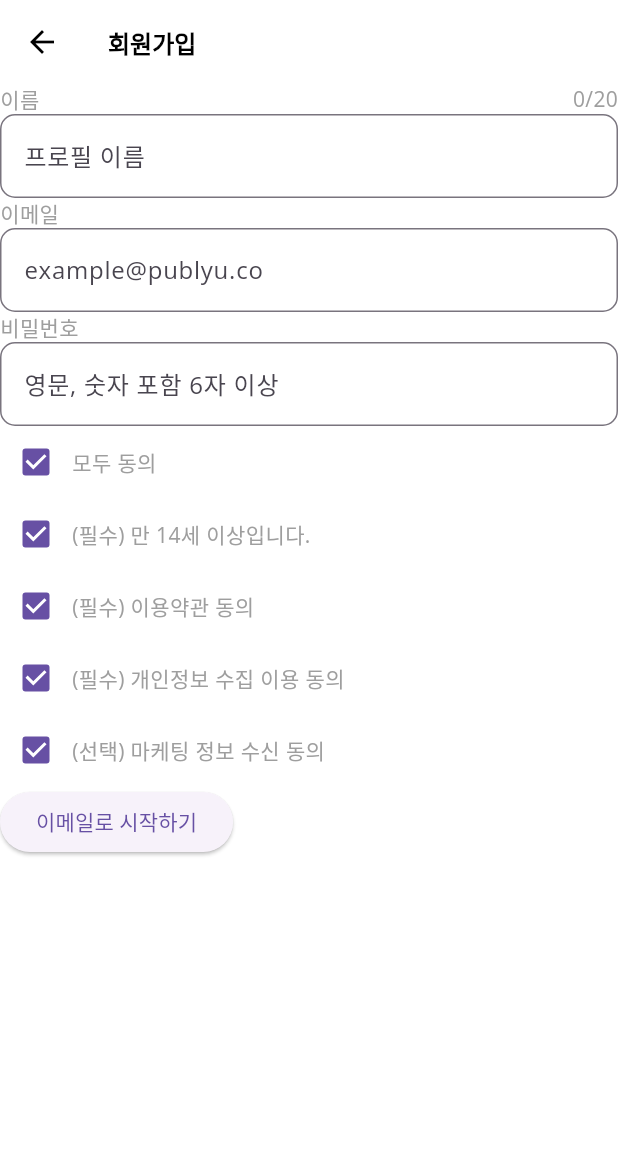
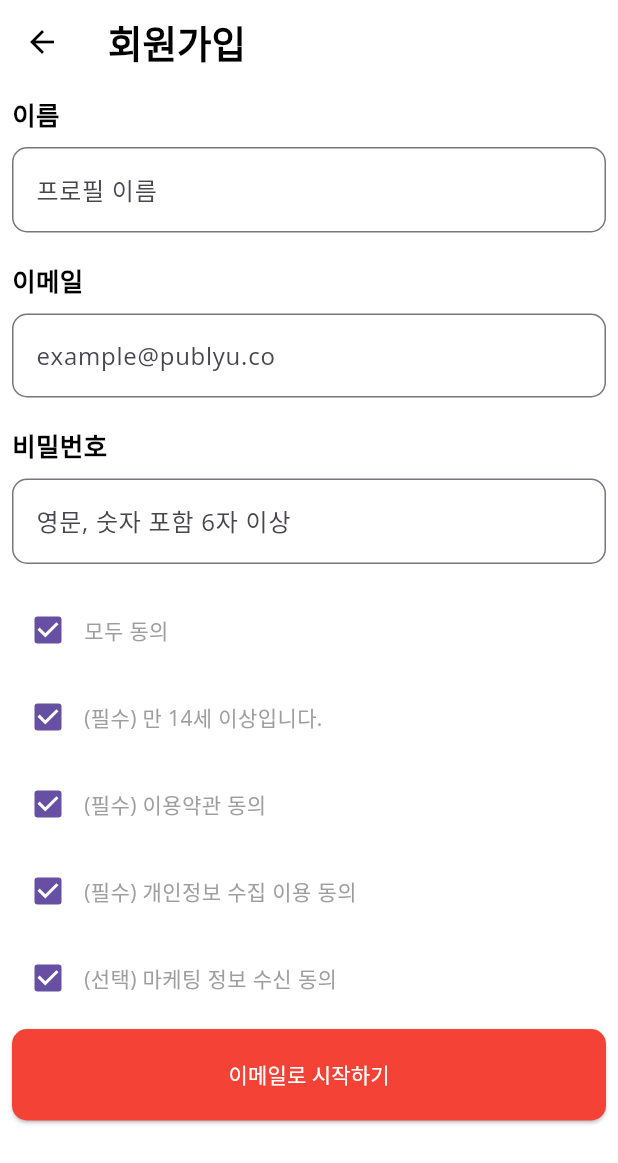
Before and after one commit to Kongjiyoung/dev-community-flutter, a Flutter app: the JoinPage screen opened by its route, on a phone screen of 412 x 824 dp. Shown: the top 1163 px of the screen. Run offline on Flutter 3.47's test engine with Material 3 defaults, Android fonts, the phone set to English and light mode, and no system bars; our stand-ins replace dio, flutter_secure_storage, google_fonts; accounts and stored records are empty.

Commit message:
스타일 추가 및 커스텀 위젯, 회원가입 페이지 스타일 수정

```diff
--- /dev/null
+++ b/lib/_core/constants/custom-widgets.dart
@@ -0,0 +1,33 @@
+import 'package:dev_community/_core/constants/style.dart';
+import 'package:flutter/material.dart';
+
+BorderRadius circularBorder() {
+  return BorderRadius.circular(10);
+}
+
+TextStyle inputTitleStyle(
+    {double? size = 17, Color? fontColor = Colors.black}) {
+  return TextStyle(
+    color: fontColor,
+    fontWeight: FontWeight.w900,
+    fontSize: size,
+  );
+}
+
+InputDecoration authInputDeco({String? hintText}) {
+  return InputDecoration(
+    border: OutlineInputBorder(borderRadius: BorderRadius.circular(10)),
+    hintText: hintText,
+  );
+}
+
+ButtonStyle authBtnStyle({Color? color = btnColor}) {
+  return ElevatedButton.styleFrom(
+    backgroundColor: color, // 배경색 설정
+    shape: RoundedRectangleBorder(
+      borderRadius: BorderRadius.circular(10.0), // 둥근 모서리 설정
+    ),
+    padding: const EdgeInsets.symmetric(
+        horizontal: 50.0, vertical: 20.0), // 버튼 패딩 설정
+  );
+}
--- a/lib/_core/constants/move.dart
+++ b/lib/_core/constants/move.dart
@@ -4,7 +4,7 @@ import 'package:dev_community/pages/auth/welcome_page.dart';
 import 'package:dev_community/pages/home/home_page.dart';
 import 'package:dev_community/pages/my/my_page.dart';
 import 'package:dev_community/pages/qna/qna_page.dart';
-import 'package:flutter/cupertino.dart';
+import 'package:flutter/material.dart';
 
 class Move {
   static String welcomePage = "/welcome";
--- /dev/null
+++ b/lib/_core/constants/style.dart
@@ -0,0 +1,3 @@
+import 'package:flutter/material.dart';
+
+const btnColor = Colors.red;
--- a/lib/main.dart
+++ b/lib/main.dart
@@ -1,5 +1,5 @@
 import 'package:dev_community/_core/constants/move.dart';
-import 'package:dev_community/pages/auth/welcome_page.dart';
+import 'package:dev_community/pages/auth/join.dart';
 import 'package:dev_community/theme.dart';
 import 'package:flutter/material.dart';
 
@@ -15,7 +15,7 @@
     return MaterialApp(
       debugShowCheckedModeBanner: false,
       theme: theme(),
-      home: const WelcomePage(),
+      home: const JoinPage(),
       routes: getRouters(),
     );
   }
--- a/lib/pages/auth/join.dart
+++ b/lib/pages/auth/join.dart
@@ -1,3 +1,4 @@
+import 'package:dev_community/_core/constants/custom-widgets.dart';
 import 'package:flutter/material.dart';
 
 class JoinPage extends StatelessWidget {
@@ -6,34 +7,41 @@ class JoinPage extends StatelessWidget {
   @override
   Widget build(BuildContext context) {
     return Scaffold(
-      appBar: AppBar(title: Text("회원가입")),
-      body: Column(
+      appBar: AppBar(
+        title: Text("회원가입", style: inputTitleStyle(size: 25)),
+      ),
+      body: Padding(
+        padding: const EdgeInsets.all(8.0),
+        child: Column(
           crossAxisAlignment: CrossAxisAlignment.start,
           children: [
-          Row(
-            mainAxisAlignment: MainAxisAlignment.spaceBetween,
-            children: [Text("이름"), Text("0/20")],
+            Text(
+              "이름",
+              style: inputTitleStyle(),
             ),
+            const SizedBox(height: 10),
             TextFormField(
-            decoration: InputDecoration(
-                label: Text("프로필 이름"),
-                border: OutlineInputBorder(
-                    borderRadius: BorderRadius.circular(10))),
+              decoration: authInputDeco(hintText: "프로필 이름"),
             ),
-          Text("이메일"),
+            const SizedBox(height: 20),
+            Text(
+              "이메일",
+              style: inputTitleStyle(),
+            ),
+            const SizedBox(height: 10),
             TextFormField(
-            decoration: InputDecoration(
-                label: Text("example@publyu.co"),
-                border: OutlineInputBorder(
-                    borderRadius: BorderRadius.circular(10))),
+              decoration: authInputDeco(hintText: "example@publyu.co"),
             ),
-          Text("비밀번호"),
+            const SizedBox(height: 20),
+            Text(
+              "비밀번호",
+              style: inputTitleStyle(),
+            ),
+            const SizedBox(height: 10),
             TextFormField(
-            decoration: InputDecoration(
-                label: Text("영문, 숫자 포함 6자 이상"),
-                border: OutlineInputBorder(
-                    borderRadius: BorderRadius.circular(10))),
+              decoration: authInputDeco(hintText: "영문, 숫자 포함 6자 이상"),
             ),
+            const SizedBox(height: 20),
             Row(
               children: [
                 Checkbox(
@@ -43,6 +51,7 @@ class JoinPage extends StatelessWidget {
                 Text("모두 동의"),
               ],
             ),
+            const SizedBox(height: 10),
             Row(
               children: [
                 Checkbox(
@@ -52,6 +61,7 @@ class JoinPage extends StatelessWidget {
                 Text("(필수) 만 14세 이상입니다."),
               ],
             ),
+            const SizedBox(height: 10),
             Row(
               children: [
                 Checkbox(
@@ -61,6 +71,7 @@ class JoinPage extends StatelessWidget {
                 Text("(필수) 이용약관 동의"),
               ],
             ),
+            const SizedBox(height: 10),
             Row(
               children: [
                 Checkbox(
@@ -70,6 +81,7 @@ class JoinPage extends StatelessWidget {
                 Text("(필수) 개인정보 수집 이용 동의"),
               ],
             ),
+            const SizedBox(height: 10),
             Row(
               children: [
                 Checkbox(
@@ -79,8 +91,18 @@ class JoinPage extends StatelessWidget {
                 Text("(선택) 마케팅 정보 수신 동의"),
               ],
             ),
-          ElevatedButton(onPressed: () {}, child: Text("이메일로 시작하기"))
+            const SizedBox(height: 10),
+            SizedBox(
+              width: double.infinity,
+              child: ElevatedButton(
+                onPressed: () {},
+                style: authBtnStyle(),
+                child: const Text("이메일로 시작하기",
+                    style: TextStyle(color: Colors.white)),
+              ),
+            )
           ],
+        ),
       ),
     );
   }
```
Also changed, not shown: lib/pages/auth/login.dart (+29 -45 lines). Lines whose indentation alone changed are shown as unchanged.
